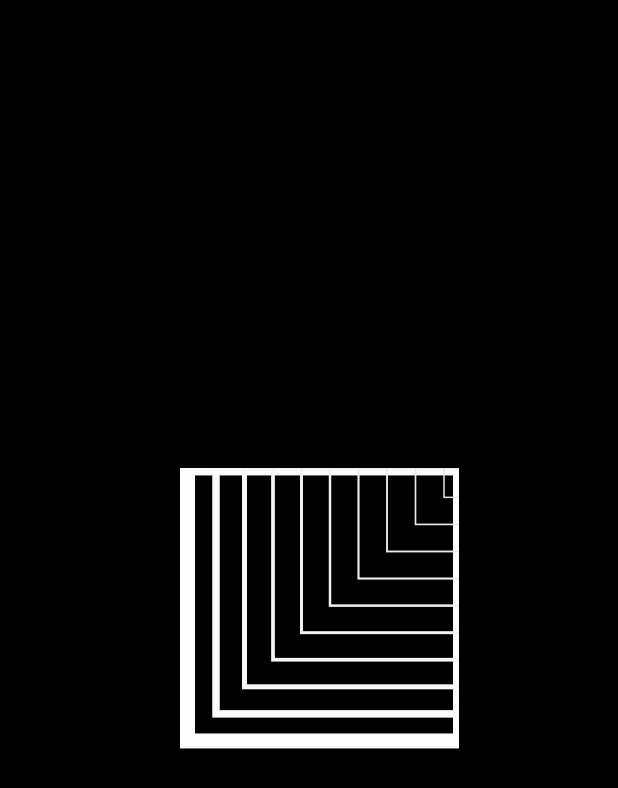
After one commit to codersanket/Animations-Flutter, a Flutter app: the screen it shows after launch, after a tap on "3D Illustration", on a phone screen of 412 x 824 dp. The commit adds this screen. Shown: the top 788 px of the screen. Run offline on Flutter 3.47's test engine with Material 2 defaults, Android fonts, the phone set to English and light mode, and no system bars.

Commit message:
Added_Square Illustartion

```diff
--- a/lib/main.dart
+++ b/lib/main.dart
@@ -1,5 +1,6 @@
 import 'package:animation/src/animated_rating_bar.dart';
 import 'package:animation/src/circle_rotation.dart';
+import 'package:animation/src/square_illustration.dart';
 import 'package:flutter/cupertino.dart';
 import 'package:flutter/material.dart';
 
@@ -20,7 +21,9 @@ class MyApp extends StatelessWidget {
           CustomListTile(
               title: "Circular Animation", nextPage: CircularAnimation()),
           CustomListTile(
-              title: "Animated Rating Bar", nextPage: AnimatedRatingBar())
+              title: "Animated Rating Bar", nextPage: AnimatedRatingBar()),
+          CustomListTile(
+              title: "3D Illustration", nextPage: SquareIllustration())
         ],
       ),
     );
--- a/lib/src/animated_rating_bar.dart
+++ b/lib/src/animated_rating_bar.dart
@@ -69,27 +69,28 @@ class RenderPage extends RenderBox {
     if (checkPostion(details.localPosition)) {
       _location = Offset(details.localPosition.dx, sliderPostion.dy);
       _value = getPercentage(details.localPosition.dx);
-      print(_value);
-      if (_value < 0.33) {
-        color =
-            Color.lerp(Colors.pinkAccent, Colors.yellowAccent, (_value * 3))!;
-      } else if (0.33 < _value && _value < 0.66) {
-        color = Color.lerp(
-            Colors.yellowAccent, Colors.greenAccent, (_value * 1.2))!;
-      }
+
+      // if (_value < 0.33) {
+      //   color =
+      //       Color.lerp(Colors.pinkAccent, Colors.yellowAccent, (_value * 3))!;
+      // } else if (0.33 < _value && _value < 0.66) {
+      //   color = Color.lerp(
+      //       Colors.yellowAccent, Colors.greenAccent, (_value * 1.2))!;
+      // }
     }
 
     markNeedsPaint();
   }
 
-  late double _value = 0.0;
+  late double _value = .5;
 
   Offset get sliderPostion => Offset(size.width / 1.5, size.height / 1.5);
 
   @override
   void paint(PaintingContext context, Offset offset) {
     final canvas = context.canvas;
-    canvas.drawColor(color, BlendMode.src);
+    canvas.drawColor(Color.lerp(Colors.pinkAccent, Colors.greenAccent, _value)!,
+        BlendMode.src);
 
     canvas.drawLine(
         Offset(0 + 20, size.height / 1.5),
--- /dev/null
+++ b/lib/src/square_illustration.dart
@@ -0,0 +1,108 @@
+import 'dart:async';
+
+import 'package:flutter/material.dart';
+
+class SquareIllustration extends StatefulWidget {
+  const SquareIllustration({Key? key}) : super(key: key);
+
+  @override
+  _SquareIllustrationState createState() => _SquareIllustrationState();
+}
+
+class _SquareIllustrationState extends State<SquareIllustration>
+    with SingleTickerProviderStateMixin {
+  late AnimationController _animationController;
+  late Animation _firstHalf, _secondHalf, _thirdHalf, _fourthHalf;
+
+  @override
+  void initState() {
+    _animationController =
+        AnimationController(vsync: this, duration: const Duration(seconds: 4))
+          ..repeat();
+    _firstHalf = CurvedAnimation(
+        parent: _animationController,
+        curve: const Interval(0.0, 0.24, curve: Curves.ease));
+    _secondHalf = CurvedAnimation(
+        parent: _animationController,
+        curve: const Interval(0.26, 0.49, curve: Curves.ease));
+    _thirdHalf = CurvedAnimation(
+        parent: _animationController,
+        curve: const Interval(0.51, 0.74, curve: Curves.ease));
+    _fourthHalf = CurvedAnimation(
+        parent: _animationController,
+        curve: const Interval(0.76, 1.0, curve: Curves.ease));
+
+    super.initState();
+  }
+
+  @override
+  Widget build(BuildContext context) {
+    return Scaffold(
+      backgroundColor: Colors.black,
+      body: Center(
+        child: ClipRect(
+          child: SizedBox(
+            height: 200,
+            width: 200,
+            child: AnimatedBuilder(
+              animation: _animationController,
+              builder: (context, snapshot) => CustomPaint(
+                painter: Squares(_animationController, _firstHalf, _secondHalf,
+                    _fourthHalf, _thirdHalf),
+              ),
+            ),
+          ),
+        ),
+      ),
+    );
+  }
+}
+
+class Squares extends CustomPainter {
+  AnimationController animationController;
+  Animation first, second, third, fourth;
+  Squares(this.animationController, this.first, this.second, this.fourth,
+      this.third);
+  @override
+  void paint(Canvas canvas, Size size) {
+    final center = Offset(size.width / 2, size.height / 2);
+    for (var i = 0; i < 20; i++) {
+      late Offset? offset;
+      if (animationController.value < 0.25) {
+        offset = Offset.lerp(
+            Offset(center.dx - (10.0 * i), center.dy - ((10.0 * i))),
+            Offset(center.dx + (10.0 * i), center.dy - ((10.0 * i))),
+            first.value);
+      } else if (animationController.value < 0.51) {
+        offset = Offset.lerp(
+            Offset(center.dx + (10.0 * i), center.dy - ((10.0 * i))),
+            Offset(center.dx + (10.0 * i), center.dy + ((10.0 * i))),
+            second.value);
+      } else if (animationController.value < 0.74) {
+        offset = Offset.lerp(
+            Offset(center.dx + (10.0 * i), center.dy + ((10.0 * i))),
+            Offset(center.dx - (10.0 * i), center.dy + ((10.0 * i))),
+            third.value);
+      } else {
+        offset = Offset.lerp(
+            Offset(center.dx - (10.0 * i), center.dy + ((10.0 * i))),
+            Offset(center.dx - (10.0 * i), center.dy - ((10.0 * i))),
+            fourth.value);
+      }
+      canvas.drawRect(
+          Rect.fromCenter(
+              center: offset!,
+              // center,
+              // Offset(center.dx - (10.0 * i), center.dy - ((10.0 * i))),
+              width: 200 - (18.0 * (i)),
+              height: 200 - (18.0 * (i))),
+          Paint()
+            ..color = Color.lerp(Colors.white, Colors.black, (20.0 * i) / 2000)!
+            ..style = PaintingStyle.stroke
+            ..strokeWidth = 10 / i);
+    }
+  }
+
+  @override
+  bool shouldRepaint(covariant CustomPainter oldDelegate) => true;
+}
```
Also changed, not shown: 1 other file.
